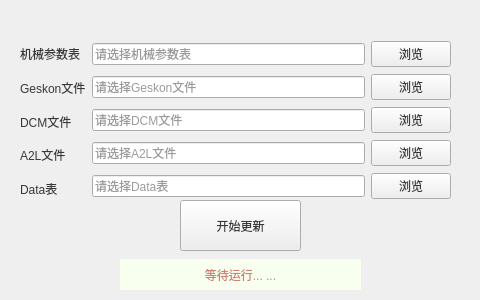
395020539/UIdataQuery_json, file form_demo.ui: the form before one commit; both pictures show x 100 to 580 and y 0 to 300 of the 700 by 300 pixel window.
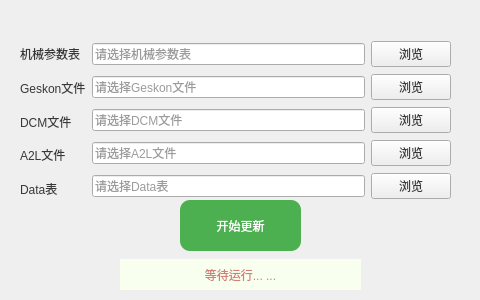
The form after the commit. Icons and pictures are not drawn.

What changed in the file:
```diff
--- a/form_demo.ui
+++ b/form_demo.ui
@@ -51,7 +51,19 @@
     <string/>
    </property>
    <property name="styleSheet">
-    <string notr="true"/>
+    <string notr="true">QPushButton {
+    background-color: #4CAF50;
+    border-radius: 10px;
+    color: white;
+}
+
+QPushButton:hover {
+    background-color: #3E8E41;
+}
+
+QPushButton:pressed {
+    background-color: #2E6739;
+}</string>
    </property>
    <property name="text">
     <string>开始更新</string>
```
Left out of the diff: 25 changed lines with no effect on the pictures.
